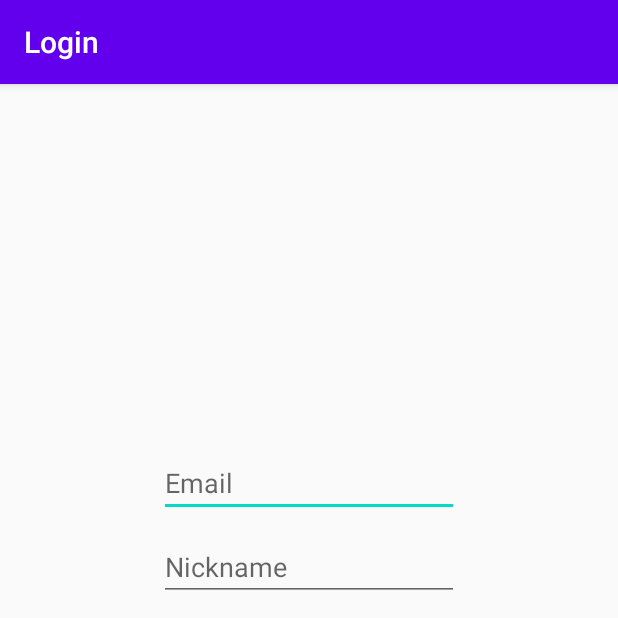
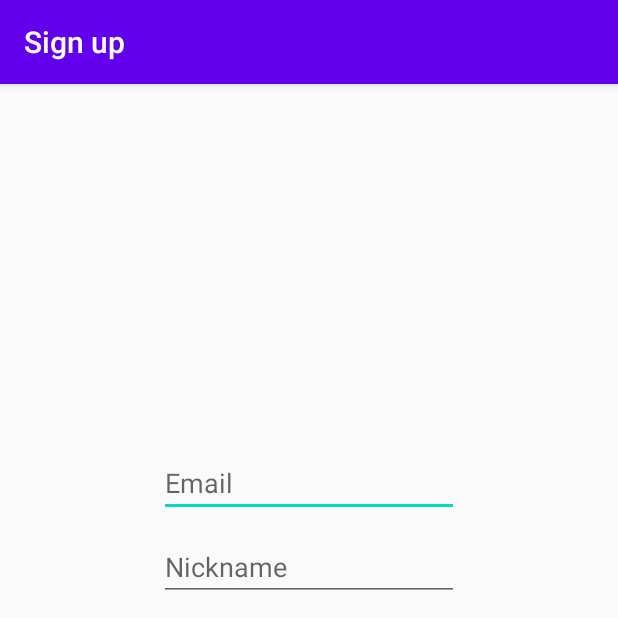
Before and after one commit to hilakornis/236333-Project-in-Arduino-IoT-RoboCode, an Android app: the SignupActivity screen opened directly, with no data from a screen before it, on a phone screen of 412 x 824 dp, the top half of it. Run offline under Robolectric (Android 15) with nearby library versions, the phone set to English and light mode, and no system bars; our stand-ins replace Firebase (no records; nobody signed in at launch, a user with empty details on screens opened directly).

Commit message:
Fixed "Login" Title to "Sign up" title in SignupActivity.java.

```diff
--- a/app/src/main/java/com/example/a236333_hw3/SignupActivity.java
+++ b/app/src/main/java/com/example/a236333_hw3/SignupActivity.java
@@ -56,7 +56,7 @@ public class SignupActivity extends AppCompatActivity {
             }
         });
 
-        setTitle("Login");
+        setTitle("Sign up");
 
         cancelButton.setOnClickListener(new View.OnClickListener() {
             @Override
```
